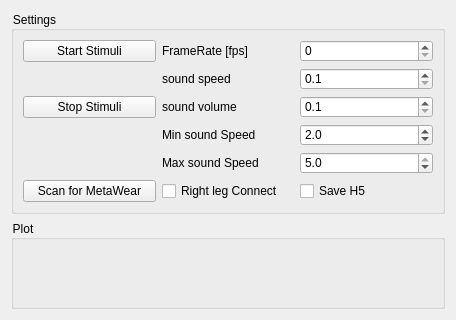
liorse/Lital_IMU_Tobii_Pro_Integration, file Experiment.UI: the form before one commit.
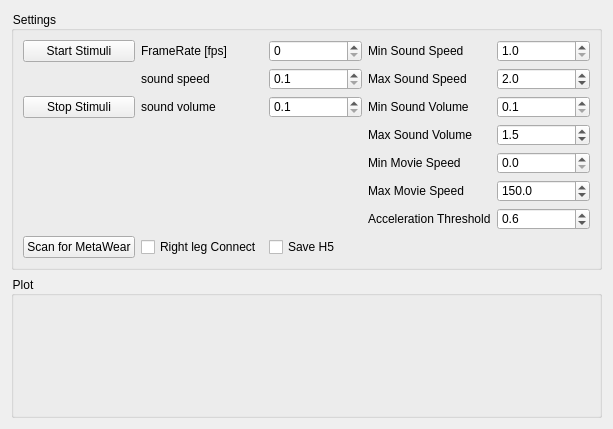
The form after the commit.

Commit message: added mobile configuration parameters

```diff
--- a/Experiment.UI
+++ b/Experiment.UI
@@ -6,8 +6,8 @@
    <rect>
     <x>0</x>
     <y>0</y>
-    <width>456</width>
-    <height>320</height>
+    <width>613</width>
+    <height>429</height>
    </rect>
   </property>
   <property name="windowTitle">
@@ -26,7 +26,30 @@
       <string>Settings</string>
      </property>
      <layout class="QGridLayout" name="gridLayout">
-      <item row="0" column="2">
+      <item row="2" column="2">
+       <widget class="QDoubleSpinBox" name="sound_speed_spinBox">
+        <property name="decimals">
+         <number>1</number>
+        </property>
+        <property name="minimum">
+         <double>0.100000000000000</double>
+        </property>
+        <property name="maximum">
+         <double>10.000000000000000</double>
+        </property>
+        <property name="singleStep">
+         <double>0.100000000000000</double>
+        </property>
+       </widget>
+      </item>
+      <item row="1" column="3">
+       <widget class="QLabel" name="framerate_label_label_4">
+        <property name="text">
+         <string>Min Sound Speed</string>
+        </property>
+       </widget>
+      </item>
+      <item row="1" column="2">
        <widget class="QDoubleSpinBox" name="fps_spinBox">
         <property name="decimals">
          <number>0</number>
@@ -39,90 +62,46 @@
         </property>
        </widget>
       </item>
-      <item row="2" column="0">
-       <widget class="QPushButton" name="stop_stimuli_pushButton">
-        <property name="text">
-         <string>Stop Stimuli</string>
-        </property>
-       </widget>
-      </item>
-      <item row="1" column="2">
-       <widget class="QDoubleSpinBox" name="sound_speed_spinBox">
-        <property name="decimals">
-         <number>1</number>
-        </property>
-        <property name="minimum">
-         <double>0.100000000000000</double>
-        </property>
-        <property name="maximum">
-         <double>10.000000000000000</double>
-        </property>
-        <property name="singleStep">
-         <double>0.100000000000000</double>
-        </property>
-       </widget>
-      </item>
-      <item row="0" column="1">
+      <item row="1" column="1">
        <widget class="QLabel" name="framerate_label_label">
         <property name="text">
          <string>FrameRate [fps]</string>
         </property>
        </widget>
       </item>
-      <item row="5" column="1">
-       <widget class="QCheckBox" name="RightLegConnectCheckBox">
-        <property name="text">
-         <string>Right leg Connect</string>
-        </property>
-       </widget>
-      </item>
-      <item row="1" column="1">
-       <widget class="QLabel" name="framerate_label_label_2">
-        <property name="text">
-         <string>sound speed</string>
-        </property>
-       </widget>
-      </item>
-      <item row="4" column="2">
-       <widget class="QDoubleSpinBox" name="max_sound_speed_spinBox">
-        <property name="decimals">
-         <number>1</number>
-        </property>
-        <property name="minimum">
-         <double>0.200000000000000</double>
-        </property>
-        <property name="maximum">
-         <double>5.000000000000000</double>
-        </property>
-        <property name="singleStep">
-         <double>0.100000000000000</double>
-        </property>
-        <property name="value">
-         <double>5.000000000000000</double>
-        </property>
-       </widget>
-      </item>
-      <item row="5" column="0">
-       <widget class="QPushButton" name="Scan_metawear_pushButton">
-        <property name="text">
-         <string>Scan for MetaWear</string>
-        </property>
-       </widget>
-      </item>
-      <item row="0" column="0">
+      <item row="1" column="0">
        <widget class="QPushButton" name="start_stimuli_pushButton">
         <property name="text">
          <string>Start Stimuli</string>
         </property>
        </widget>
       </item>
-      <item row="3" column="2">
+      <item row="7" column="4">
+       <widget class="QDoubleSpinBox" name="acceleration_threshold_spinBox">
+        <property name="decimals">
+         <number>1</number>
+        </property>
+        <property name="minimum">
+         <double>0.100000000000000</double>
+        </property>
+        <property name="maximum">
+         <double>16.000000000000000</double>
+        </property>
+        <property name="singleStep">
+         <double>0.100000000000000</double>
+        </property>
+        <property name="value">
+         <double>0.600000000000000</double>
+        </property>
+       </widget>
+      </item>
+      <item row="1" column="4">
        <widget class="QDoubleSpinBox" name="min_sound_speed_spinBox">
         <property name="decimals">
          <number>1</number>
         </property>
         <property name="minimum">
-         <double>0.100000000000000</double>
+         <double>1.000000000000000</double>
         </property>
         <property name="maximum">
          <double>5.000000000000000</double>
@@ -131,51 +110,202 @@
          <double>0.100000000000000</double>
         </property>
         <property name="value">
-         <double>2.000000000000000</double>
+         <double>1.000000000000000</double>
         </property>
        </widget>
       </item>
-      <item row="5" column="2">
-       <widget class="QCheckBox" name="save_h5_checkBox">
-        <property name="text">
-         <string>Save H5</string>
-        </property>
-       </widget>
-      </item>
-      <item row="2" column="2">
-       <widget class="QDoubleSpinBox" name="sound_volume_spinBox">
-        <property name="decimals">
-         <number>1</number>
-        </property>
-        <property name="minimum">
-         <double>0.100000000000000</double>
-        </property>
-        <property name="maximum">
-         <double>2.000000000000000</double>
-        </property>
-        <property name="singleStep">
-         <double>0.100000000000000</double>
-        </property>
-       </widget>
-      </item>
-      <item row="2" column="1">
+      <item row="3" column="1">
        <widget class="QLabel" name="framerate_label_label_3">
         <property name="text">
          <string>sound volume</string>
         </property>
        </widget>
       </item>
-      <item row="3" column="1">
-       <widget class="QLabel" name="framerate_label_label_4">
+      <item row="3" column="3">
+       <widget class="QLabel" name="framerate_label_label_7">
         <property name="text">
-         <string>Min sound Speed</string>
+         <string>Min Sound Volume</string>
         </property>
        </widget>
       </item>
-      <item row="4" column="1">
+      <item row="3" column="2">
+       <widget class="QDoubleSpinBox" name="sound_volume_spinBox">
+        <property name="decimals">
+         <number>1</number>
+        </property>
+        <property name="minimum">
+         <double>0.100000000000000</double>
+        </property>
+        <property name="maximum">
+         <double>2.000000000000000</double>
+        </property>
+        <property name="singleStep">
+         <double>0.100000000000000</double>
+        </property>
+       </widget>
+      </item>
+      <item row="9" column="2">
+       <widget class="QCheckBox" name="save_h5_checkBox">
+        <property name="text">
+         <string>Save H5</string>
+        </property>
+       </widget>
+      </item>
+      <item row="6" column="4">
+       <widget class="QDoubleSpinBox" name="max_movie_speed_spinBox">
+        <property name="decimals">
+         <number>1</number>
+        </property>
+        <property name="minimum">
+         <double>50.000000000000000</double>
+        </property>
+        <property name="maximum">
+         <double>160.000000000000000</double>
+        </property>
+        <property name="singleStep">
+         <double>10.000000000000000</double>
+        </property>
+        <property name="value">
+         <double>150.000000000000000</double>
+        </property>
+       </widget>
+      </item>
+      <item row="4" column="3">
+       <widget class="QLabel" name="framerate_label_label_8">
+        <property name="text">
+         <string>Max Sound Volume</string>
+        </property>
+       </widget>
+      </item>
+      <item row="2" column="4">
+       <widget class="QDoubleSpinBox" name="max_sound_speed_spinBox">
+        <property name="decimals">
+         <number>1</number>
+        </property>
+        <property name="minimum">
+         <double>1.000000000000000</double>
+        </property>
+        <property name="maximum">
+         <double>5.000000000000000</double>
+        </property>
+        <property name="singleStep">
+         <double>0.100000000000000</double>
+        </property>
+        <property name="value">
+         <double>2.000000000000000</double>
+        </property>
+       </widget>
+      </item>
+      <item row="3" column="4">
+       <widget class="QDoubleSpinBox" name="min_sound_volume_spinBox">
+        <property name="decimals">
+         <number>1</number>
+        </property>
+        <property name="minimum">
+         <double>0.100000000000000</double>
+        </property>
+        <property name="maximum">
+         <double>1.500000000000000</double>
+        </property>
+        <property name="singleStep">
+         <double>0.100000000000000</double>
+        </property>
+        <property name="value">
+         <double>0.100000000000000</double>
+        </property>
+       </widget>
+      </item>
+      <item row="7" column="3">
+       <widget class="QLabel" name="framerate_label_label_6">
+        <property name="text">
+         <string>Acceleration Threshold</string>
+        </property>
+       </widget>
+      </item>
+      <item row="9" column="1">
+       <widget class="QCheckBox" name="RightLegConnectCheckBox">
+        <property name="text">
+         <string>Right leg Connect</string>
+        </property>
+       </widget>
+      </item>
+      <item row="3" column="0">
+       <widget class="QPushButton" name="stop_stimuli_pushButton">
+        <property name="text">
+         <string>Stop Stimuli</string>
+        </property>
+       </widget>
+      </item>
+      <item row="9" column="0">
+       <widget class="QPushButton" name="Scan_metawear_pushButton">
+        <property name="text">
+         <string>Scan for MetaWear</string>
+        </property>
+       </widget>
+      </item>
+      <item row="5" column="4">
+       <widget class="QDoubleSpinBox" name="min_movie_speed_spinBox">
+        <property name="decimals">
+         <number>1</number>
+        </property>
+        <property name="minimum">
+         <double>0.000000000000000</double>
+        </property>
+        <property name="maximum">
+         <double>50.000000000000000</double>
+        </property>
+        <property name="singleStep">
+         <double>1.000000000000000</double>
+        </property>
+        <property name="value">
+         <double>0.000000000000000</double>
+        </property>
+       </widget>
+      </item>
+      <item row="4" column="4">
+       <widget class="QDoubleSpinBox" name="max_sound_volume_spinBox">
+        <property name="decimals">
+         <number>1</number>
+        </property>
+        <property name="minimum">
+         <double>0.500000000000000</double>
+        </property>
+        <property name="maximum">
+         <double>1.600000000000000</double>
+        </property>
+        <property name="singleStep">
+         <double>0.100000000000000</double>
+        </property>
+        <property name="value">
+         <double>1.500000000000000</double>
+        </property>
+       </widget>
+      </item>
+      <item row="2" column="3">
        <widget class="QLabel" name="framerate_label_label_5">
         <property name="text">
-         <string>Max sound Speed</string>
+         <string>Max Sound Speed</string>
+        </property>
+       </widget>
+      </item>
+      <item row="2" column="1">
+       <widget class="QLabel" name="framerate_label_label_2">
+        <property name="text">
+         <string>sound speed</string>
+        </property>
+       </widget>
+      </item>
+      <item row="5" column="3">
+       <widget class="QLabel" name="framerate_label_label_9">
+        <property name="text">
+         <string>Min Movie Speed</string>
+        </property>
+       </widget>
+      </item>
+      <item row="6" column="3">
+       <widget class="QLabel" name="framerate_label_label_10">
+        <property name="text">
+         <string>Max Movie Speed</string>
         </property>
        </widget>
       </item>
```
The commit also changes 2 other files.
